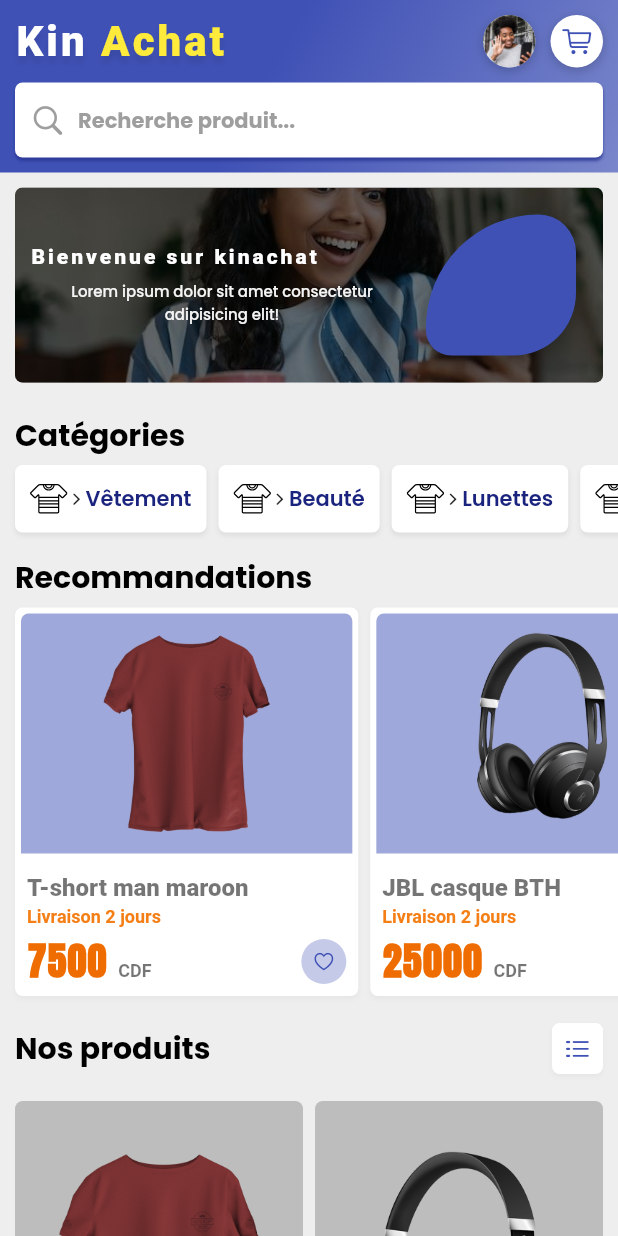
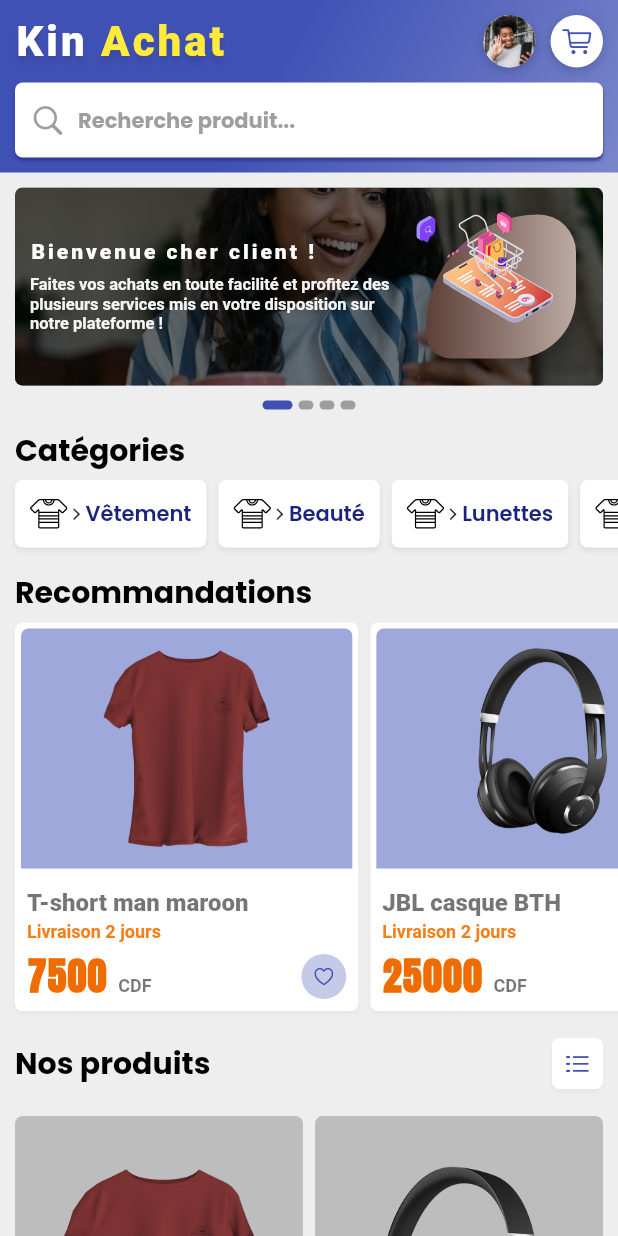
Before and after one commit to Delimond-eng/kin_achat, a Flutter app: the HomePage screen opened directly, on a phone screen of 412 x 824 dp. Run offline on Flutter 3.47's test engine with Material 2 defaults, Android fonts, the phone set to English and light mode, and no system bars; our stand-ins replace animate_do, flutter_svg, get, get_storage, google_fonts, google_sign_in and 4 more; accounts and stored records are empty; Roboto replaces fonts that are missing (Staatliches).

Commit message:
last updated

```diff
--- a/lib/components/costum_slider.dart
+++ b/lib/components/costum_slider.dart
@@ -1,9 +1,10 @@
-import 'dart:math';
-
 import 'package:animate_do/animate_do.dart';
 import 'package:flutter/material.dart';
 import 'package:google_fonts/google_fonts.dart';
 import 'package:kinachat/widgets/rounded_curved_sharp.dart';
+import 'package:lottie/lottie.dart';
+
+import '../widgets/utilities_widget.dart';
 
 class CostumSlider extends StatelessWidget {
   const CostumSlider({Key key}) : super(key: key);
@@ -11,27 +12,59 @@ class CostumSlider extends StatelessWidget {
   @override
   Widget build(BuildContext context) {
     final PageController pageController = PageController(initialPage: 0);
+    int currentSlide = 0;
+
     initAnimateSlide(pageController);
     return StatefulBuilder(
       builder: ((context, setter) {
-        return SizedBox(
+        return Column(
+          crossAxisAlignment: CrossAxisAlignment.center,
+          children: [
+            SizedBox(
               height: 150.0,
               width: MediaQuery.of(context).size.width,
               child: PageView.builder(
                 scrollDirection: Axis.horizontal,
                 controller: pageController,
-            itemCount: 4,
+                itemCount: sliders.length,
                 itemBuilder: (context, index) {
-              return const SlideItem();
+                  return sliders[index];
                 },
                 onPageChanged: (index) {
                   setter(() {
-                //currentSlide = index;
+                    currentSlide = index;
                   });
                 },
               ),
+            ),
+            ZoomIn(
+              child: _sliderIndicators(
+                currentSlide,
+                length: sliders.length,
+              ),
+            )
+          ],
         );
       }),
+    );
+  }
+
+  Widget _sliderIndicators(int currentSlide, {int length}) {
+    return Row(
+      mainAxisAlignment: MainAxisAlignment.center,
+      children: [
+        for (int i = 0; i < length; i++) ...[
+          if (i == currentSlide)
+            const SlideDot(
+              activeColor: Colors.indigo,
+              isActived: true,
+            )
+          else
+            const SlideDot(
+              isActived: false,
+            )
+        ]
+      ],
     );
   }
 
@@ -53,16 +86,23 @@ class CostumSlider extends StatelessWidget {
 }
 
 class SlideItem extends StatelessWidget {
-  const SlideItem({Key key}) : super(key: key);
+  final String imgBgPath, title, desc, shapeImgPath;
+  const SlideItem({
+    Key key,
+    this.imgBgPath,
+    @required this.title,
+    this.desc,
+    @required this.shapeImgPath,
+  }) : super(key: key);
 
   @override
   Widget build(BuildContext context) {
     return FadeIn(
       child: Container(
-        margin: const EdgeInsets.all(10.0),
+        margin: const EdgeInsets.fromLTRB(10.0, 10.0, 10.0, 8.0),
         decoration: BoxDecoration(
-          image: const DecorationImage(
-            image: AssetImage('assets/images/slider-2.jpeg'),
+          image: DecorationImage(
+            image: AssetImage(imgBgPath ?? 'assets/images/slider-2.jpeg'),
             fit: BoxFit.cover,
             alignment: Alignment.centerLeft,
           ),
@@ -86,7 +126,7 @@ class SlideItem extends StatelessWidget {
                     children: [
                       ZoomIn(
                         child: Text(
-                          'Bienvenue sur kinachat',
+                          title,
                           style: GoogleFonts.staatliches(
                             fontSize: 14.0,
                             fontWeight: FontWeight.w900,
@@ -98,11 +138,10 @@ class SlideItem extends StatelessWidget {
                       const SizedBox(height: 8.0),
                       FadeInUpBig(
                         child: Text(
-                          "Lorem ipsum dolor sit amet consectetur adipisicing elit!",
-                          textAlign: TextAlign.center,
-                          style: GoogleFonts.poppins(
-                            fontSize: 10,
-                            fontWeight: FontWeight.w500,
+                          desc,
+                          style: GoogleFonts.didactGothic(
+                            fontSize: 11.0,
+                            fontWeight: FontWeight.w600,
                             color: Colors.grey[100],
                           ),
                         ),
@@ -110,7 +149,35 @@ class SlideItem extends StatelessWidget {
                     ],
                   ),
                 ),
-                const RoundedCurvedSharp(height: 100.0, width: 100.0)
+                ZoomIn(
+                  child: Stack(
+                    clipBehavior: Clip.none,
+                    children: [
+                      const RoundedCurvedSharp(
+                        height: 100.0,
+                        width: 100.0,
+                      ),
+                      if (shapeImgPath.contains(".json")) ...[
+                        Positioned(
+                          top: -5,
+                          child: Lottie.asset(
+                            shapeImgPath,
+                            fit: BoxFit.scaleDown,
+                            height: 100.0,
+                            width: 100.0,
+                          ),
+                        )
+                      ] else ...[
+                        Image.asset(
+                          shapeImgPath,
+                          fit: BoxFit.scaleDown,
+                          height: 100.0,
+                          width: 100.0,
+                        ),
+                      ]
+                    ],
+                  ),
+                ),
               ],
             ),
           ),
@@ -119,3 +186,31 @@ class SlideItem extends StatelessWidget {
     );
   }
 }
+
+//* List des widgets sliders *//
+List<Widget> sliders = [
+  const SlideItem(
+    title: "Bienvenue cher client !",
+    desc:
+        "Faites vos achats en toute facilité et profitez des plusieurs services mis en votre disposition sur notre plateforme !",
+    shapeImgPath: "assets/lotties/a-vector_4.json",
+  ),
+  const SlideItem(
+    title: "Livraison rapide !",
+    desc:
+        "En achetant chez nous, vous bénéficiez d'un service de livraison ultra rapide, où que vous soyez !",
+    shapeImgPath: "assets/vectors/vector_3.png",
+  ),
+  const SlideItem(
+    title: "Achetez facilement ! ",
+    desc:
+        "Notre application vous facilite les tâches ardues, elle est facile à utiliser, bénéficiez d'une gamme large des produits et services !",
+    shapeImgPath: "assets/vectors/vector_2.png",
+  ),
+  const SlideItem(
+    title: "Commencez maintenant ! ",
+    desc:
+        "Bénéficiez d'une réduction de 10% pour votre première commande sur notre application !",
+    shapeImgPath: "assets/lotties/a-vector_4.json",
+  ),
+];
--- a/lib/widgets/rounded_curved_sharp.dart
+++ b/lib/widgets/rounded_curved_sharp.dart
@@ -1,19 +1,24 @@
+import 'dart:math';
+
 import 'package:flutter/material.dart';
 
 class RoundedCurvedSharp extends StatelessWidget {
   final double height, width;
-  const RoundedCurvedSharp(
-      {Key key, @required this.height, @required this.width})
-      : super(key: key);
+  const RoundedCurvedSharp({
+    Key key,
+    @required this.height,
+    @required this.width,
+  }) : super(key: key);
 
   @override
   Widget build(BuildContext context) {
+    var color = Colors.primaries[Random().nextInt(Colors.primaries.length)];
     return Container(
       height: height,
       width: width,
       margin: const EdgeInsets.all(8.0),
       decoration: BoxDecoration(
-        color: Colors.indigo,
+        gradient: LinearGradient(colors: [color.shade700, color.shade200]),
         borderRadius: const BorderRadius.only(
           topLeft: Radius.circular(90.0),
           bottomRight: Radius.circular(50.0),
```
Lines whose indentation alone changed are shown as unchanged.
